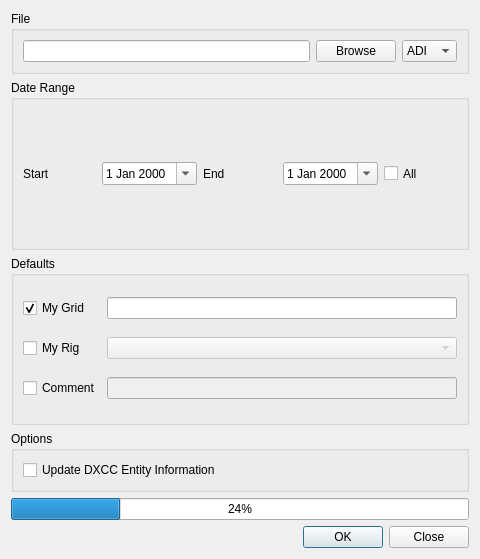
The window that ui/ImportDialog.ui (k5mcd/QLog) describes before a commit, drawn with Qt 5.
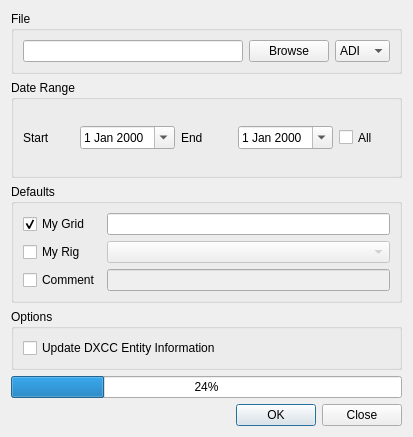
The same window after the commit. Icons and pictures are not drawn.

Commit message: Export/Import: Changed dialogs size

Diff of the .ui file:
```diff
--- a/ui/ImportDialog.ui
+++ b/ui/ImportDialog.ui
@@ -6,8 +6,8 @@
    <rect>
     <x>0</x>
     <y>0</y>
-    <width>480</width>
-    <height>559</height>
+    <width>413</width>
+    <height>437</height>
    </rect>
   </property>
   <property name="sizePolicy">
```
The commit also changes 1 other file.
